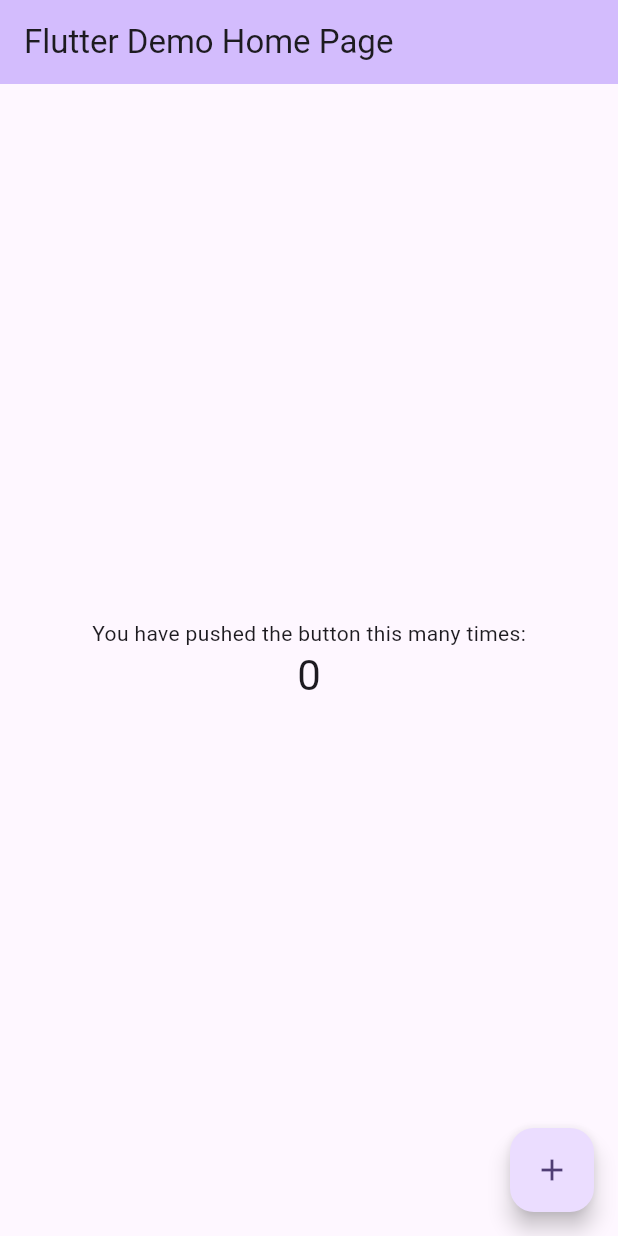
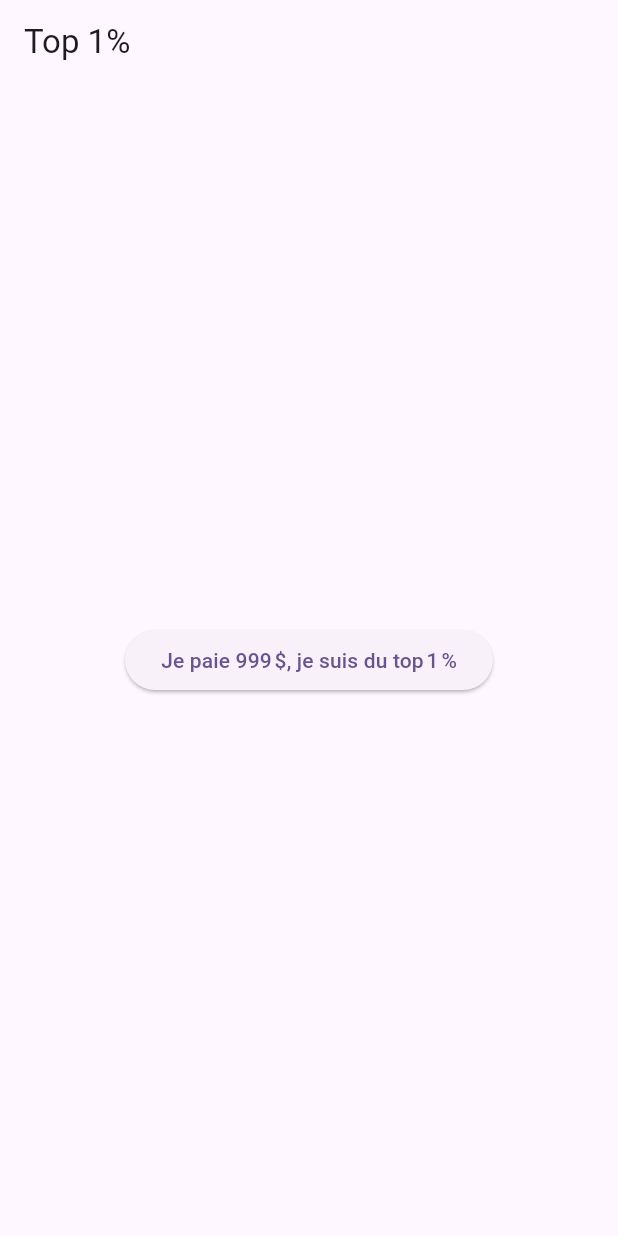
Before and after one commit to matartiflette/CERTIFIED, a Flutter app: the screen it shows after launch, on a phone screen of 412 x 824 dp. Run offline on Flutter 3.47's test engine with Material 3 defaults, Android fonts, the light colour scheme and no system bars.

Commit message:
test basique dart

```diff
--- a/flutter_application_1/lib/main.dart
+++ b/flutter_application_1/lib/main.dart
@@ -7,116 +7,33 @@ void main() {
 class MyApp extends StatelessWidget {
   const MyApp({super.key});
 
-  // This widget is the root of your application.
   @override
   Widget build(BuildContext context) {
     return MaterialApp(
-      title: 'Flutter Demo',
+      title: 'Bouton Top 1%',
       theme: ThemeData(
-        // This is the theme of your application.
-        //
-        // TRY THIS: Try running your application with "flutter run". You'll see
-        // the application has a purple toolbar. Then, without quitting the app,
-        // try changing the seedColor in the colorScheme below to Colors.green
-        // and then invoke "hot reload" (save your changes or press the "hot
-        // reload" button in a Flutter-supported IDE, or press "r" if you used
-        // the command line to start the app).
-        //
-        // Notice that the counter didn't reset back to zero; the application
-        // state is not lost during the reload. To reset the state, use hot
-        // restart instead.
-        //
-        // This works for code too, not just values: Most code changes can be
-        // tested with just a hot reload.
         colorScheme: ColorScheme.fromSeed(seedColor: Colors.deepPurple),
       ),
-      home: const MyHomePage(title: 'Flutter Demo Home Page'),
+      home: const TopOnePercentPage(),
     );
   }
 }
 
-class MyHomePage extends StatefulWidget {
-  const MyHomePage({super.key, required this.title});
-
-  // This widget is the home page of your application. It is stateful, meaning
-  // that it has a State object (defined below) that contains fields that affect
-  // how it looks.
-
-  // This class is the configuration for the state. It holds the values (in this
-  // case the title) provided by the parent (in this case the App widget) and
-  // used by the build method of the State. Fields in a Widget subclass are
-  // always marked "final".
-
-  final String title;
-
-  @override
-  State<MyHomePage> createState() => _MyHomePageState();
-}
-
-class _MyHomePageState extends State<MyHomePage> {
-  int _counter = 0;
-
-  void _incrementCounter() {
-    setState(() {
-      // This call to setState tells the Flutter framework that something has
-      // changed in this State, which causes it to rerun the build method below
-      // so that the display can reflect the updated values. If we changed
-      // _counter without calling setState(), then the build method would not be
-      // called again, and so nothing would appear to happen.
-      _counter++;
-    });
-  }
+class TopOnePercentPage extends StatelessWidget {
+  const TopOnePercentPage({super.key});
 
   @override
   Widget build(BuildContext context) {
-    // This method is rerun every time setState is called, for instance as done
-    // by the _incrementCounter method above.
-    //
-    // The Flutter framework has been optimized to make rerunning build methods
-    // fast, so that you can just rebuild anything that needs updating rather
-    // than having to individually change instances of widgets.
     return Scaffold(
       appBar: AppBar(
-        // TRY THIS: Try changing the color here to a specific color (to
-        // Colors.amber, perhaps?) and trigger a hot reload to see the AppBar
-        // change color while the other colors stay the same.
-        backgroundColor: Theme.of(context).colorScheme.inversePrimary,
-        // Here we take the value from the MyHomePage object that was created by
-        // the App.build method, and use it to set our appbar title.
-        title: Text(widget.title),
+        title: const Text('Top 1%'),
       ),
       body: Center(
-        // Center is a layout widget. It takes a single child and positions it
-        // in the middle of the parent.
-        child: Column(
-          // Column is also a layout widget. It takes a list of children and
-          // arranges them vertically. By default, it sizes itself to fit its
-          // children horizontally, and tries to be as tall as its parent.
-          //
-          // Column has various properties to control how it sizes itself and
-          // how it positions its children. Here we use mainAxisAlignment to
-          // center the children vertically; the main axis here is the vertical
-          // axis because Columns are vertical (the cross axis would be
-          // horizontal).
-          //
-          // TRY THIS: Invoke "debug painting" (choose the "Toggle Debug Paint"
-          // action in the IDE, or press "p" in the console), to see the
-          // wireframe for each widget.
-          mainAxisAlignment: MainAxisAlignment.center,
-          children: <Widget>[
-            const Text('You have pushed the button this many times:'),
-            Text(
-              '$_counter',
-              style: Theme.of(context).textTheme.headlineMedium,
-            ),
-          ],
+        child: ElevatedButton(
+          onPressed: () {print('Bouton pressé !');},
+          child: const Text('Je paie 999 \$, je suis du top 1 %'),
         ),
       ),
-      floatingActionButton: FloatingActionButton(
-        onPressed: _incrementCounter,
-        tooltip: 'Increment',
-        child: const Icon(Icons.add),
-      ), // This trailing comma makes auto-formatting nicer for build methods.
     );
   }
 }
```
Also changed, not shown: 1 other file.
